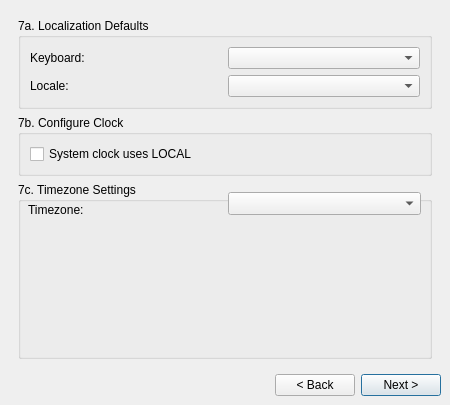
Above: meinstall.ui from anticapitalista/MX-installer before the change. Below: the same form after it.
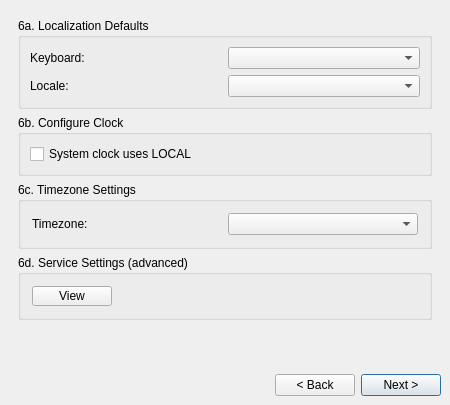
That is the form after the change. The open tabs and pages were chosen to show the change.

```diff
--- a/meinstall.ui
+++ b/meinstall.ui
@@ -32,6 +32,42 @@
    <property name="spacing">
     <number>6</number>
    </property>
+   <item row="2" column="2">
+    <widget class="QPushButton" name="nextButton">
+     <property name="text">
+      <string>Next &gt;</string>
+     </property>
+     <property name="shortcut">
+      <string>Alt+N</string>
+     </property>
+     <property name="default">
+      <bool>true</bool>
+     </property>
+    </widget>
+   </item>
+   <item row="2" column="0">
+    <spacer>
+     <property name="orientation">
+      <enum>Qt::Horizontal</enum>
+     </property>
+     <property name="sizeHint" stdset="0">
+      <size>
+       <width>201</width>
+       <height>20</height>
+      </size>
+     </property>
+    </spacer>
+   </item>
+   <item row="2" column="1">
+    <widget class="QPushButton" name="backButton">
+     <property name="text">
+      <string>&lt; Back</string>
+     </property>
+     <property name="shortcut">
+      <string>Alt+K</string>
+     </property>
+    </widget>
+   </item>
    <item row="0" column="0" colspan="3">
     <widget class="QStackedWidget" name="widgetStack">
      <property name="sizePolicy">
@@ -1210,6 +1246,50 @@
        <property name="spacing">
         <number>6</number>
        </property>
+       <item row="3" column="0">
+        <widget class="QGroupBox" name="servicesBox">
+         <property name="sizePolicy">
+          <sizepolicy hsizetype="MinimumExpanding" vsizetype="Minimum">
+           <horstretch>0</horstretch>
+           <verstretch>0</verstretch>
+          </sizepolicy>
+         </property>
+         <property name="minimumSize">
+          <size>
+           <width>0</width>
+           <height>40</height>
+          </size>
+         </property>
+         <property name="title">
+          <string>6d. Service Settings (advanced)</string>
+         </property>
+         <layout class="QHBoxLayout" name="horizontalLayout">
+          <item>
+           <widget class="QPushButton" name="viewServicesButton">
+            <property name="toolTip">
+             <string>Adjust which services should run at startup</string>
+            </property>
+            <property name="text">
+             <string>View</string>
+            </property>
+           </widget>
+          </item>
+          <item>
+           <spacer name="horizontalSpacer">
+            <property name="orientation">
+             <enum>Qt::Horizontal</enum>
+            </property>
+            <property name="sizeHint" stdset="0">
+             <size>
+              <width>40</width>
+              <height>20</height>
+             </size>
+            </property>
+           </spacer>
+          </item>
+         </layout>
+        </widget>
+       </item>
        <item row="1" column="0">
         <widget class="QGroupBox" name="setClockBox">
          <property name="sizePolicy">
@@ -1219,7 +1299,7 @@
           </sizepolicy>
          </property>
          <property name="title">
-          <string>7b. Configure Clock</string>
+          <string>6b. Configure Clock</string>
          </property>
          <layout class="QGridLayout">
           <property name="margin">
@@ -1238,19 +1318,6 @@
          </layout>
         </widget>
        </item>
-       <item row="2" column="0">
-        <spacer>
-         <property name="orientation">
-          <enum>Qt::Vertical</enum>
-         </property>
-         <property name="sizeHint" stdset="0">
-          <size>
-           <width>20</width>
-           <height>40</height>
-          </size>
-         </property>
-        </spacer>
-       </item>
        <item row="0" column="0">
         <widget class="QGroupBox" name="localeBox">
          <property name="sizePolicy">
@@ -1260,7 +1327,7 @@
           </sizepolicy>
          </property>
          <property name="title">
-          <string>7a. Localization Defaults</string>
+          <string>6a. Localization Defaults</string>
          </property>
          <layout class="QGridLayout">
           <property name="margin">
@@ -1338,39 +1405,35 @@
            <verstretch>0</verstretch>
           </sizepolicy>
          </property>
-         <property name="minimumSize">
+         <property name="title">
+          <string>6c. Timezone Settings</string>
+         </property>
+         <layout class="QGridLayout" name="tzGridLayout">
+          <item row="0" column="0">
+           <widget class="QLabel" name="tzLabel">
+            <property name="text">
+             <string>Timezone:</string>
+            </property>
+           </widget>
+          </item>
+          <item row="0" column="1">
+           <widget class="QComboBox" name="timezoneCombo"/>
+          </item>
+         </layout>
+        </widget>
+       </item>
+       <item row="4" column="0">
+        <spacer name="verticalSpacer_2">
+         <property name="orientation">
+          <enum>Qt::Vertical</enum>
+         </property>
+         <property name="sizeHint" stdset="0">
           <size>
-           <width>0</width>
+           <width>20</width>
            <height>40</height>
           </size>
          </property>
-         <property name="title">
-          <string>7c. Timezone Settings</string>
-         </property>
-         <widget class="QLabel" name="tzLabel">
-          <property name="geometry">
-           <rect>
-            <x>10</x>
-            <y>20</y>
-            <width>193</width>
-            <height>15</height>
-           </rect>
-          </property>
-          <property name="text">
-           <string>Timezone:</string>
-          </property>
-         </widget>
-         <widget class="QComboBox" name="timezoneCombo">
-          <property name="geometry">
-           <rect>
-            <x>210</x>
-            <y>10</y>
-            <width>193</width>
-            <height>23</height>
-           </rect>
-          </property>
-         </widget>
-        </widget>
+        </spacer>
        </item>
       </layout>
      </widget>
@@ -1701,42 +1764,6 @@
      </widget>
     </widget>
    </item>
-   <item row="1" column="1">
-    <widget class="QPushButton" name="backButton">
-     <property name="text">
-      <string>&lt; Back</string>
-     </property>
-     <property name="shortcut">
-      <string>Alt+K</string>
-     </property>
-    </widget>
-   </item>
-   <item row="1" column="2">
-    <widget class="QPushButton" name="nextButton">
-     <property name="text">
-      <string>Next &gt;</string>
-     </property>
-     <property name="shortcut">
-      <string>Alt+N</string>
-     </property>
-     <property name="default">
-      <bool>true</bool>
-     </property>
-    </widget>
-   </item>
-   <item row="1" column="0">
-    <spacer>
-     <property name="orientation">
-      <enum>Qt::Horizontal</enum>
-     </property>
-     <property name="sizeHint" stdset="0">
-      <size>
-       <width>201</width>
-       <height>20</height>
-      </size>
-     </property>
-    </spacer>
-   </item>
   </layout>
  </widget>
  <layoutdefault spacing="6" margin="11"/>
```
Left out of the diff: 331 changed lines with no effect on the pictures.
